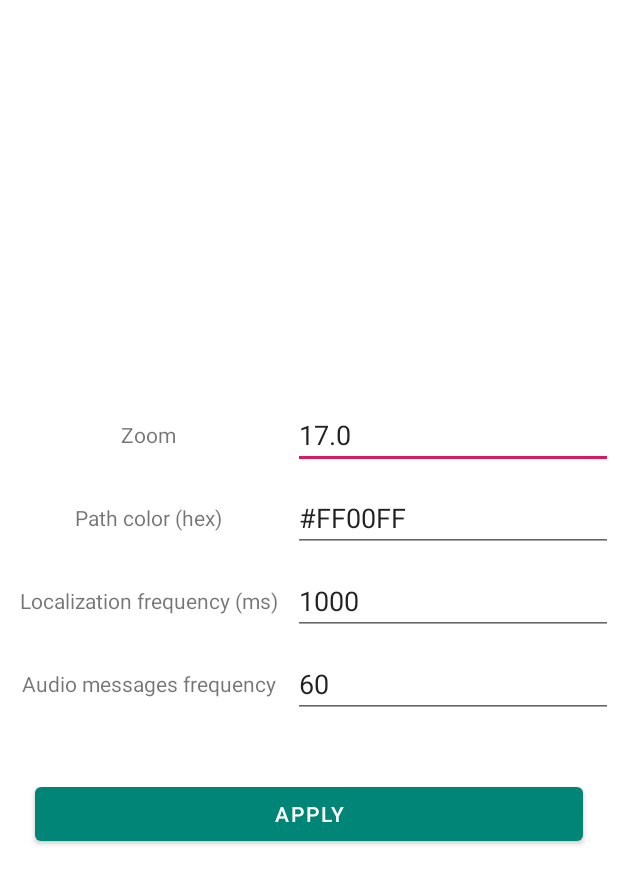
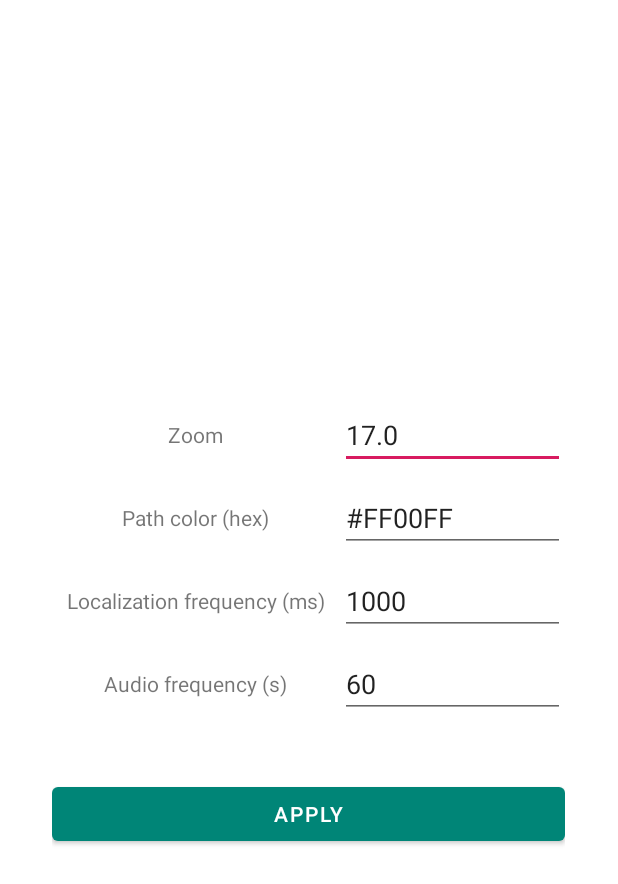
Before and after one commit to Piterowsky/runinga, an Android app: the SettingsActivity screen opened directly, with no data from a screen before it, on a phone screen of 412 x 824 dp. Shown: the top 884 px of the screen. Run offline under Robolectric (Android 15) with nearby library versions, the phone set to English and light mode, and no system bars.

Commit message:
Changing translations

```diff
--- a/app/src/main/res/layout/settings_activity.xml
+++ b/app/src/main/res/layout/settings_activity.xml
@@ -46,7 +46,7 @@
             android:layout_gravity="center"/>
 
     <EditText
-            android:layout_width="wrap_content"
+            android:layout_width="150dp"
             android:layout_height="wrap_content"
             android:inputType="number"
             android:ems="10"
@@ -57,7 +57,7 @@
             android:layout_marginTop="10dp"
             android:layout_gravity="center"/>
     <EditText
-            android:layout_width="wrap_content"
+            android:layout_width="150dp"
             android:layout_height="wrap_content"
             android:inputType="textPersonName"
             android:ems="10"
@@ -68,7 +68,7 @@
             android:layout_marginTop="10dp"
             android:layout_gravity="center"/>
     <EditText
-            android:layout_width="wrap_content"
+            android:layout_width="150dp"
             android:layout_height="wrap_content"
             android:inputType="number"
             android:ems="10"
@@ -78,7 +78,7 @@
             android:layout_marginTop="10dp"
             android:id="@+id/settings_timer_delay"/>
     <EditText
-            android:layout_width="wrap_content"
+            android:layout_width="150dp"
             android:layout_height="wrap_content"
             android:inputType="number"
             android:ems="10"
@@ -98,7 +98,6 @@
             android:layout_rowSpan="2"
             android:layout_columnSpan="2"
             android:layout_marginTop="40dp"
-            android:layout_marginRight="20dp"
-            android:layout_marginLeft="20dp"
+
             android:id="@+id/settings_apply"/>
 </GridLayout>
--- a/app/src/main/res/values/strings.xml
+++ b/app/src/main/res/values/strings.xml
@@ -37,14 +37,14 @@
     <string name="workout_label_distance_to_rival">Distance to rival</string>
     <string name="pre_workout_mode_pace_label">Pace</string>
     <string name="pre_workout_mode_distance_label">Distance / Time</string>
-    <string name="pre_workout_switch_mode_label">Distance / Time</string>
+    <string name="pre_workout_switch_mode_label">Mode</string>
     <string name="pre_workout_start_button">Start training</string>
     <string name="pre_workout_pace_label">Pace (mm:ss)</string>
     <string name="pre_workout_time_label">Time (HH:mm)</string>
     <string name="pre_workout_distance">Distance (km)</string>
     <string name="pre_workout_provide_inputs">Provide workout variables</string>
     <string name="settings_apply">Apply</string>
-    <string name="settings_audio_frequency">Audio messages frequency</string>
+    <string name="settings_audio_frequency">Audio frequency (s)</string>
     <string name="settings_timer_delay_value">Localization frequency (ms)</string>
     <string name="settings_path_color">Path color (hex)</string>
     <string name="settings_zoom"
```
Also changed, not shown: 1 other file.
